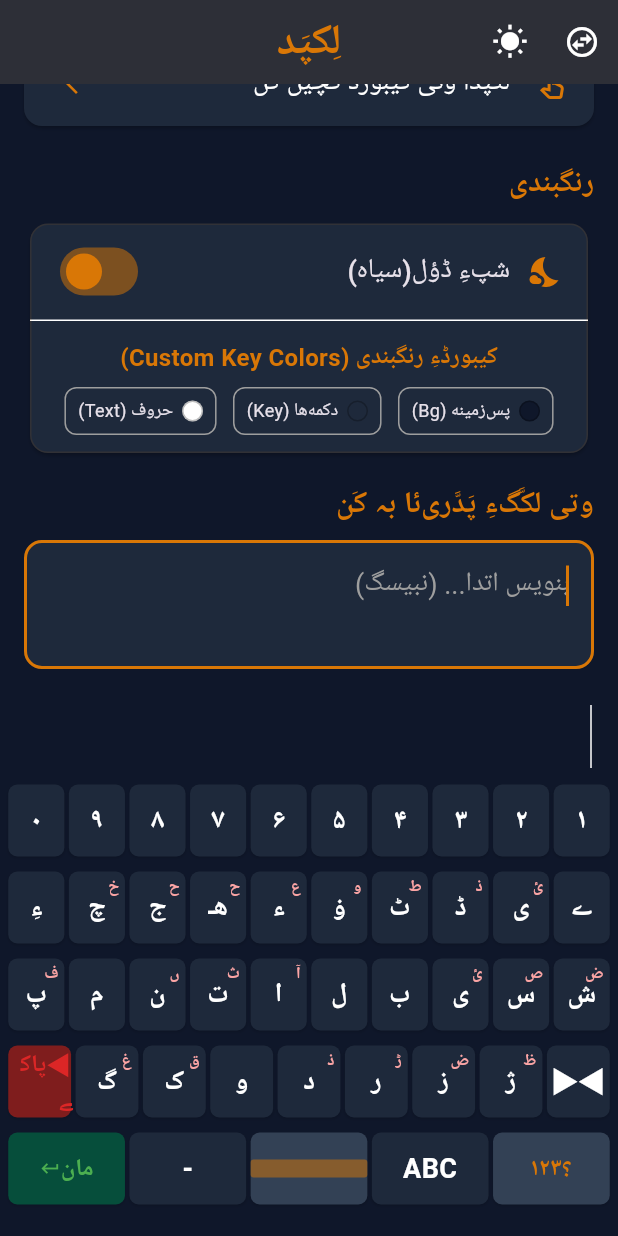
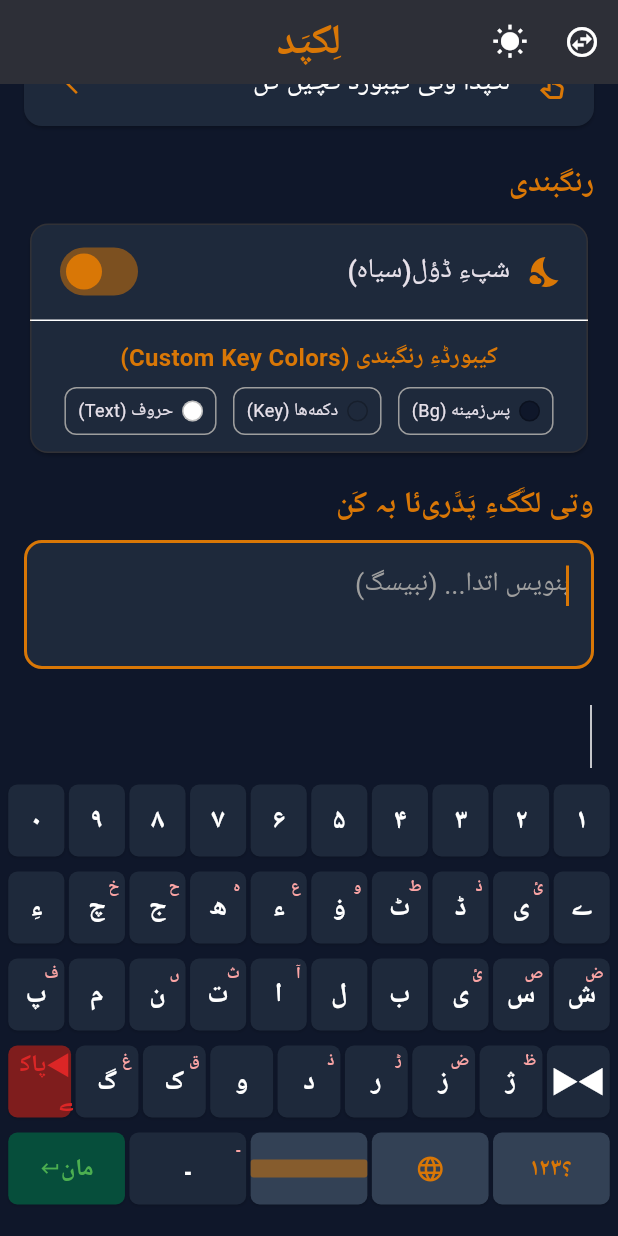
Before and after one commit to balochscript/lekpad, a Flutter app: the screen it shows after launch, scrolled down 415 dp, on a phone screen of 412 x 824 dp. Run offline on Flutter 3.47's test engine with Material 3 defaults, Android fonts, the phone set to English and light mode, and no system bars; our stand-ins replace google_fonts, shared_preferences; Roboto replaces fonts that are missing (Amiri).

Commit message:
Update balochi_keyboard_config.dart

```diff
--- a/lib/balochi_keyboard_config.dart
+++ b/lib/balochi_keyboard_config.dart
@@ -52,8 +52,7 @@ class BalochiConfig {
     }
   };
 
-  // 2. Comprehensive Balochi Standard Prediction Dictionary (Including greetings & @SarOSouj vocabulary)
-  // Strictly validated: DOES NOT contain forbidden characters: ظطضصثقفغعخ
+  // 2. Comprehensive Balochi Standard Prediction Dictionary (no ظطضصثقفغعخ)
   static const List<String> predictionVocabulary = [
     // Standard BSA
     'اَرس', 'آماد', 'آسمان', 'آسبار', 'بَرۏت', 'رُمب', 'چانٚک', 'دو چاپی', 'دیوال', 'دراج',
@@ -63,13 +62,12 @@ class BalochiConfig {
     'سَنگَت', 'سُھل', 'شاشک', 'شَش', 'شَھدَربرجاہ', 'تَل', 'تَلار', 'ٹاک', 'ٹراشو', 'ھور',
     'وئیل', 'واھَگ', 'یَل', 'زَھیر', 'زِڈڈ', 'زال', 'ژانگ', 'بوژ', 'بلۏچ', 'بلۏچستان',
     'بلۏچی', 'وانگ', 'جنک', 'لوگ', 'پاد', 'پاچن', 'پنج', 'مرد', 'مردین', 'جنین',
-    // Greetings (احوالپرسی) from madaran.net & SarOSouj
+    // Greetings (Jòďi)
     'سَلام', 'والِک', 'چونَے', 'چونے', 'مَن', 'وشوں', 'تَو', 'هَں', 'چہ', 'هال', 'اِنت',
     'وَش', 'سَلامتے', 'جۏڑی',
-    // Weather & Words from t.me/SarOSouj
+    // Weather & Concepts
     'هَور', 'جمبر', 'استین', 'استون', 'گرند', 'گُرۏک', 'ترَمپ', 'ترۏنگل', 'گوات', 'سَنگُل',
     'سُهر', 'بیر', 'گوارَگ', 'هار', 'کَور', 'شݔپ', 'لوڈ', 'لَهڈ',
-    // Concepts & Adjectives from t.me/SarOSouj
     'بچَّگ', 'بچّنَگ', 'بچّنۏک', 'بچِّتگیں', 'بچّنتگ', 'بچّۏک', 'مُسام', 'نِمرۏچ',
     'وَڈݔنَگ', 'وَڈݔنۏک', 'جۏڈݔنَگ', 'جۏڈݔنۏک', 'بَنݔنَگ', 'بَنݔنۏک', 'بَنݔنتگیں', 'اَڈ',
     'شَرر', 'شؤک', 'زَبَردَست'
@@ -84,41 +82,39 @@ class BalochiConfig {
     'Sangat', 'Suhl', 'Šàšk', 'Šaš', 'Šahdarbarjàh', 'Tal', 'Talàr', 'Ťak', 'Ťràšò', 'Hur',
     'Wail', 'Wàhag', 'Yal', 'Zahèr', 'Ziďď', 'Zàl', 'Žàng', 'Bòž', 'Balòc', 'Balòcestàn',
     'Balòcī', 'Wànag', 'Janek', 'Lúg', 'Pàd', 'Pàcen', 'Panč', 'Mard', 'Marden', 'Janèn',
-    // Greetings (Jòďi)
-    'Salàm', 'Vàlaik', 'Čònai', 'Man', 'Vašaon', 'Tà', 'Han', 'Ce', 'Hàl', 'Ent', 'Vaš',
-    'Salàmati', 'Jòďī',
-    // Weather & Concepts
+    // Greetings
+    'Salàm', 'Vàlaik', 'Čònai', 'Man', 'Vašaon', 'Tà', 'Han', 'Ce', 'Hàl', 'Ent', 'Vaš', 'Salàmati', 'Jòďī',
     'Haur', 'Jambar', 'Estin', 'Estun', 'Grand', 'Goròk', 'Tramp', 'Tròngal', 'Guàt', 'Sangol',
     'Sohr', 'Bir', 'Guàrag', 'Hàr', 'Kaur', 'Šèp', 'Luď', 'Lahď', 'Baččag', 'Baččènag',
     'Baččènòk', 'Bačchetagèn', 'Baččèntag', 'Baččòk', 'Musàm', 'Nimròc', 'Waďènag', 'Waďènòk',
     'Jòďènag', 'Jòďènòk', 'Banènag', 'Banènòk', 'Banèntagèn', 'Aď', 'Šarr', 'Šauk', 'Zabardast'
   ];
 
-  // 3. Precise Balòrabi Layout Definition (Matching bottom keyboard in image, with "ۏ" in Row 1!)
+  // 3. Precise Balòrabi Layout Definition (with "ھ" instead of "هـ", and "۔" for Balochi full stop)
   static const List<List<String>> balorabiLayout = [
-    ['۱', '۲', '۳', '۴', '۵', '۶', '۷', '۸', '۹', '۰'], // Row 0: Numbers
-    ['ے', 'ی', 'ڈ', 'ٹ', 'ۏ', 'ء', 'هـ', 'ج', 'چ', 'ءِ'], // Row 1: Fixed: replaced 'و' with 'ۏ' as requested!
-    ['ش', 'س', 'ی', 'ب', 'ل', 'ا', 'ت', 'ن', 'م', 'پ'], // Row 2: Standard consonants
-    ['◀▶', 'ژ', 'ز', 'ر', 'د', 'و', 'ک', 'گ', 'پاکے'], // Row 3: Command & Consonants
-    ['؟۱۲۳', 'ABC', 'SPACE', '-', 'مان'] // Row 4: Action bar (Màn as Enter, Non-emoji Symbol toggle)
+    ['۱', '۲', '۳', '۴', '۵', '۶', '۷', '۸', '۹', '۰'],
+    ['ے', 'ی', 'ڈ', 'ٹ', 'ۏ', 'ء', 'ھ', 'ج', 'چ', 'ءِ'], // FIXED: Replaced 'هـ' with 'ھ'
+    ['ش', 'س', 'ی', 'ب', 'ل', 'ا', 'ت', 'ن', 'م', 'پ'],
+    ['◀▶', 'ژ', 'ز', 'ر', 'د', 'و', 'ک', 'گ', 'پاکے'],
+    ['؟۱۲۳', '🌐', ' ', '۔', 'مان'] // FIXED: Space label is empty/space, dash replaced with '۔' (full stop)
   ];
 
   // 4. Precise Balòtin Layout Definition
   static const List<List<String>> balotinLayout = [
-    ['1', '2', '3', '4', '5', '6', '7', '8', '9', '0'], // Row 0: Numbers
-    ['À', 'W', 'E', 'R', 'T', 'Y', 'U', 'I', 'O', 'P', 'Ť'], // Row 1
-    ['A', 'Š', 'S', 'D', 'Ď', 'G', 'H', 'J', 'K', 'L', 'Ò'], // Row 2
-    ['⬆', 'Z', 'Ž', 'C', 'È', 'B', 'N', 'M', 'Pàk'], // Row 3
-    ['?123', 'اب ...', 'SPACE', '.', 'Màn'] // Row 4 (Màn as Enter!)
+    ['1', '2', '3', '4', '5', '6', '7', '8', '9', '0'],
+    ['À', 'W', 'E', 'R', 'T', 'Y', 'U', 'I', 'O', 'P', 'Ť'],
+    ['A', 'Š', 'S', 'D', 'Ď', 'G', 'H', 'J', 'K', 'L', 'Ò'],
+    ['⬆', 'Z', 'Ž', 'C', 'È', 'B', 'N', 'M', 'Pàk'],
+    ['?123', '🌐', ' ', '.', 'Màn'] // Minimalist globe icon instead of text labels
   ];
 
-  // 5. Symbols Page 1 Layout
+  // 5. Symbols Page 1 Layout (Mathematical & Standard Symbols)
   static const List<List<String>> symbolsLayout1 = [
     ['1', '2', '3', '4', '5', '6', '7', '8', '9', '0'],
     ['+', '×', '÷', '=', '٪', '^', '!', '@', '#', '\$'],
     ['/', '\\', '~', '*', '(', ')', '-', '_', '|', '&'],
-    ['صفحہ ۲ ◀', '[', ']', '{', '}', '<', '>', '❂', 'Pàk'],
-    ['اب/ABC', 'SPACE', 'Màn']
+    ['2/2 →', '[', ']', '{', '}', '<', '>', '❂', 'Pàk'], // Minimalist Page switcher
+    ['🌐', ' ', 'Màn']
   ];
 
   // 6. Symbols Page 2 Layout (With "مان" as Enter key)
@@ -126,13 +122,13 @@ class BalochiConfig {
     ['۱', '۲', '۳', '۴', '۵', '۶', '۷', '۸', '۹', '۰'],
     ['،', '؟', '?', '.', ',', ':', ';', '"', '\'', '|'],
     ['❂', 'Ꝃ', '★', '☆', '✦', '❖', '◈', '✿', '✛', '✜'],
-    ['صفحہ ۱ ◀', '⚔', '🌴', '🐫', '🏔', '☪', '✵', '✹', 'پاکے'],
-    ['اب/ABC', 'SPACE', 'مان']
+    ['← 1/2', '⚔', '🌴', '🐫', '🏔', '☪', '✵', '✹', 'پاکے'], // Minimalist Page switcher
+    ['🌐', ' ', 'مان']
   ];
 
   // 7. Refined High-fidelity Long Press & Alternative Letters Mappings
-  // Removed redundant alternates like Ó/È on E/O since they are on the main face.
-  // Mapped less common standard Balòtin letters F, V, X, Q, Ĝ, Ř as long-press options!
+  // Added 'ہ' (Choti He) under 'ھ'
+  // Added 'ـ' (Tatweel/Kashida) under '۔' or '-'
   static const Map<String, String> keyVisualAlternativeHints = {
     // Balorabi
     'پ': 'ف',
@@ -146,7 +142,7 @@ class BalochiConfig {
     'ٹ': 'ط',
     'ۏ': 'و',
     'ء': 'ع',
-    'هـ': 'ح',
+    'ھ': 'ہ', // Visual hint for Choti He
     'ج': 'ح',
     'چ': 'خ',
     'ژ': 'ظ',
@@ -155,7 +151,8 @@ class BalochiConfig {
     'د': 'ذ',
     'ک': 'ق',
     'گ': 'غ',
-    // Balotin (No redundant hints, now shows less common standard letters)
+    '۔': 'ـ', // Visual hint for Tatweel/Kashida
+    // Balotin
     'P': 'F',
     'W': 'V',
     'K': 'X',
@@ -163,7 +160,7 @@ class BalochiConfig {
     'R': 'Ř',
   };
 
-  // Full lists of alternatives for popups (Completely cleared of redundant main-key letters!)
+  // Full lists of alternatives for popups
   static const Map<String, List<String>> keyAlternativeSelections = {
     // Balorabi
     'ت': ['ث', 'ط'],
@@ -176,7 +173,7 @@ class BalochiConfig {
     'گ': ['غ'],
     'پ': ['ف'],
     'ک': ['ق'],
-    'هـ': ['ح', 'ھ', 'ه'],
+    'ھ': ['ہ', 'هـ', 'ح', 'ه'], // Included Choti He 'ہ' and Do-Chashmi variations
     'ء': ['ع', 'ءَ', 'ءِ', 'ءُ'],
     'و': ['ۏ', 'ؤ', 'وْ', 'وُ'],
     'ۏ': ['و', 'ؤ', 'وْ', 'وُ'],
@@ -184,8 +181,9 @@ class BalochiConfig {
     'ن': ['ں', 'نٚ'],
     'ر': ['ڑ'],
     'ژ': ['ظ'],
+    '۔': ['ـ', '—', '-'], // Tatweel/Kashida 'ـ' mapped perfectly under '۔'
 
-    // Balotin (Non-redundant: F, V, X, Q, Ĝ, Ř mapped correctly under closest phonetic keys)
+    // Balotin
     'P': ['F'],
     'W': ['V'],
     'K': ['Q', 'X'],
```
